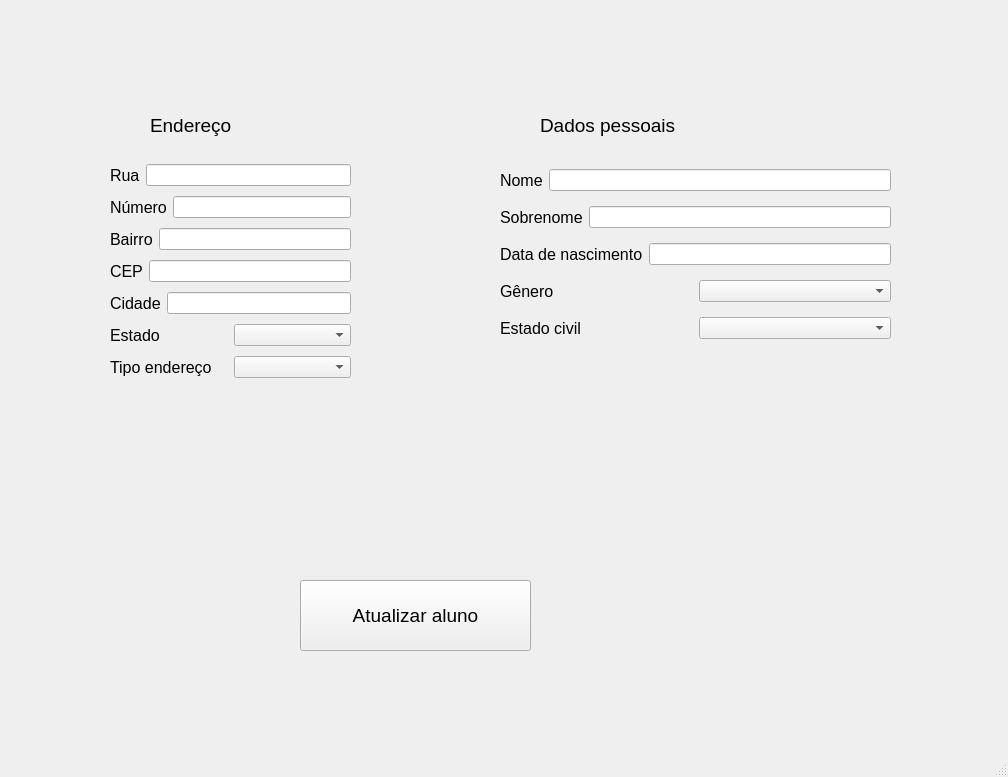
PedroWegner/projeto_final_desktop, file departamento/gui/atualizaraluno.ui: the form before one commit.
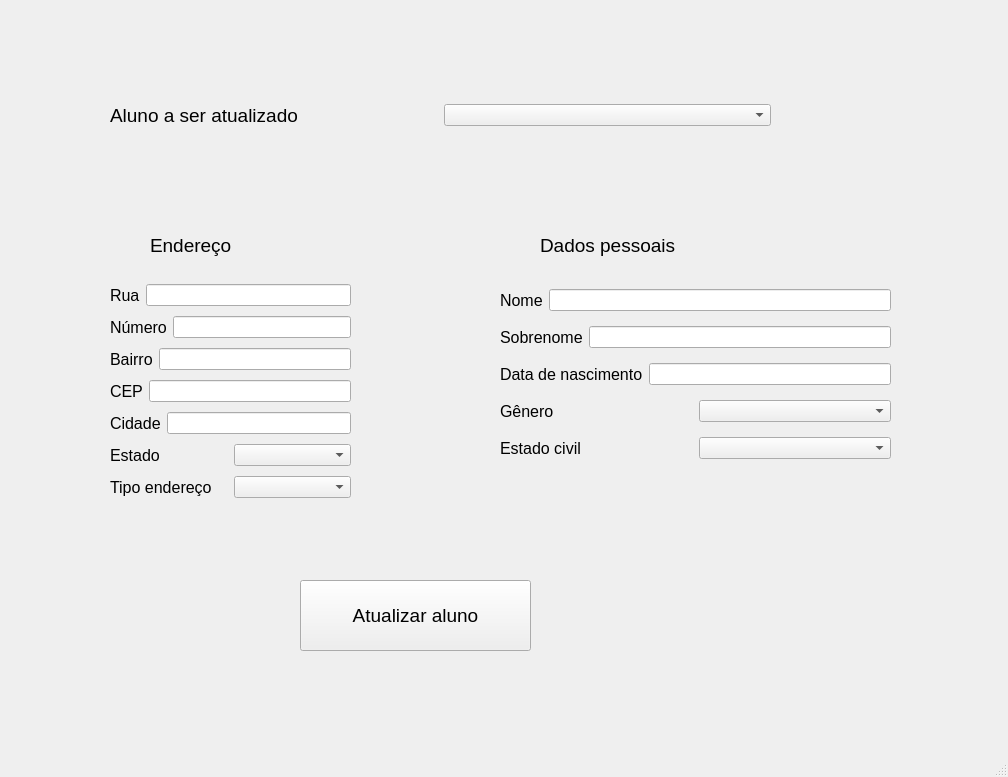
The form after the commit.

Commit message: atualizada view de atualicao de aluno (pessoa e endereco)

```diff
--- a/departamento/gui/atualizaraluno.ui
+++ b/departamento/gui/atualizaraluno.ui
@@ -18,7 +18,7 @@
     <property name="geometry">
      <rect>
       <x>150</x>
-      <y>90</y>
+      <y>210</y>
       <width>111</width>
       <height>71</height>
      </rect>
@@ -36,7 +36,7 @@
     <property name="geometry">
      <rect>
       <x>540</x>
-      <y>90</y>
+      <y>210</y>
       <width>231</width>
       <height>71</height>
      </rect>
@@ -72,7 +72,7 @@
     <property name="geometry">
      <rect>
       <x>110</x>
-      <y>160</y>
+      <y>280</y>
       <width>241</width>
       <height>226</height>
      </rect>
@@ -217,7 +217,7 @@
     <property name="geometry">
      <rect>
       <x>500</x>
-      <y>160</y>
+      <y>280</y>
       <width>391</width>
       <height>193</height>
      </rect>
@@ -320,6 +320,33 @@
      </item>
     </layout>
    </widget>
+   <widget class="QWidget" name="">
+    <property name="geometry">
+     <rect>
+      <x>110</x>
+      <y>100</y>
+      <width>661</width>
+      <height>30</height>
+     </rect>
+    </property>
+    <layout class="QHBoxLayout" name="horizontalLayout_11">
+     <item>
+      <widget class="QLabel" name="label_13">
+       <property name="font">
+        <font>
+         <pointsize>14</pointsize>
+        </font>
+       </property>
+       <property name="text">
+        <string>Aluno a ser atualizado</string>
+       </property>
+      </widget>
+     </item>
+     <item>
+      <widget class="QComboBox" name="lista_aluno"/>
+     </item>
+    </layout>
+   </widget>
   </widget>
   <widget class="QStatusBar" name="statusbar"/>
  </widget>
```
The commit also changes 4 other files.
